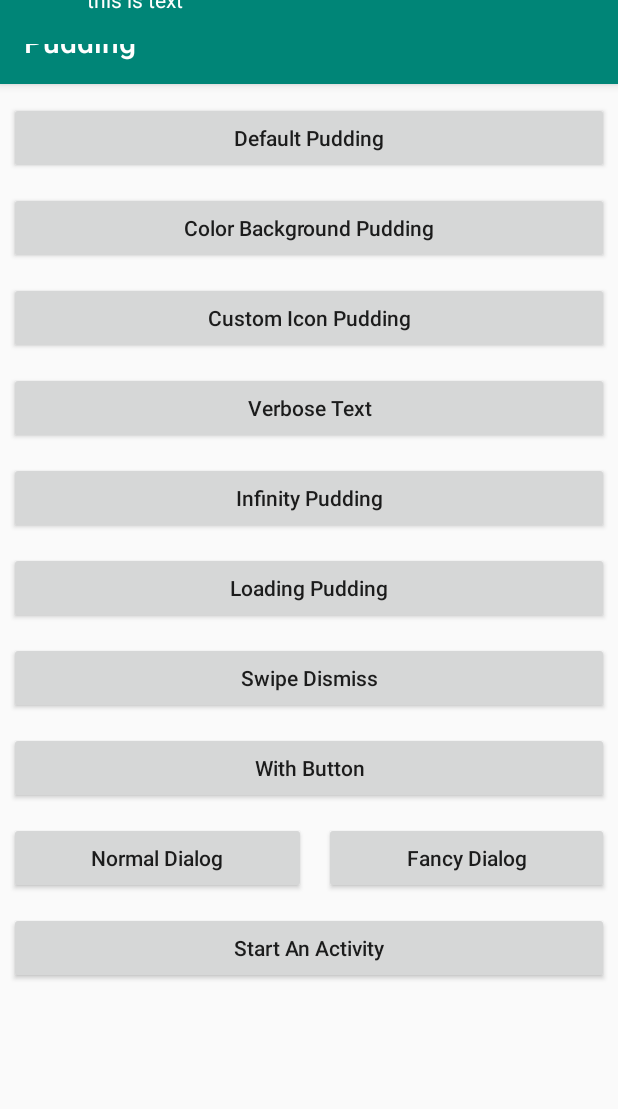
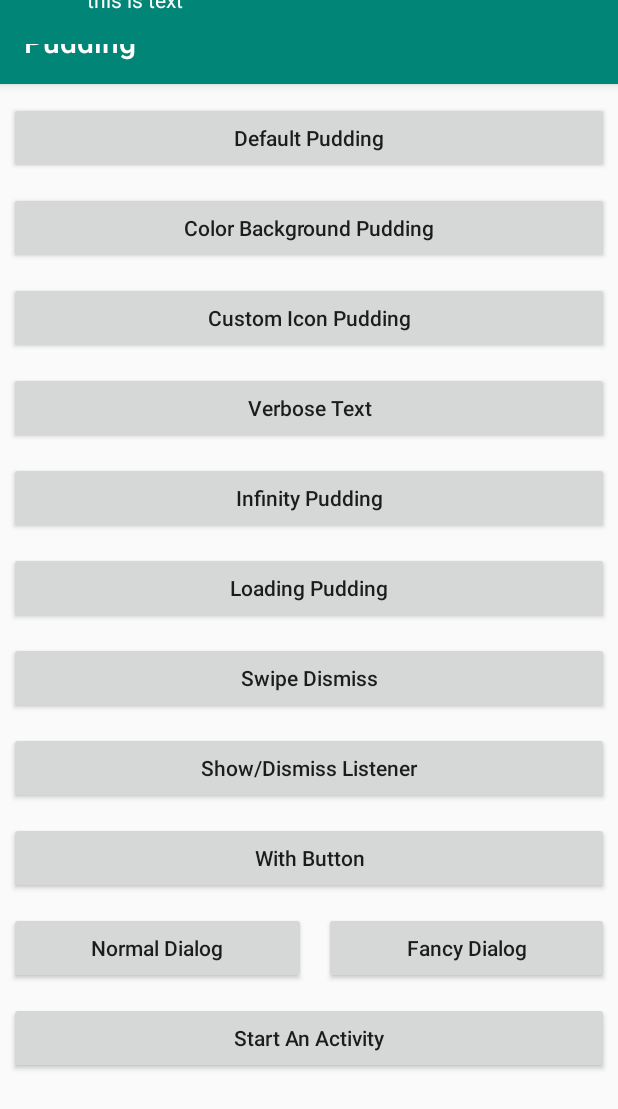
Before and after one commit to o0o0oo00/Pudding, an Android app: the screen it shows after launch (MainActivity), after a tap on "Default Pudding", on a phone screen of 412 x 824 dp. Shown: the top 1109 px of the screen. Run offline under Robolectric (Android 15) with nearby library versions, the phone set to English and light mode, and no system bars.

Commit message:
add onShow/onDismiss listener

```diff
--- a/app/src/main/res/layout/activity_main.xml
+++ b/app/src/main/res/layout/activity_main.xml
@@ -76,6 +76,15 @@
             android:layout_margin="@dimen/small_margin"
             android:layout_width="match_parent"
             android:layout_height="wrap_content"
+            android:text="@string/listener"
+            android:onClick="click9"
+            android:textAllCaps="false"
+    />
+
+    <Button
+            android:layout_margin="@dimen/small_margin"
+            android:layout_width="match_parent"
+            android:layout_height="wrap_content"
             android:text="@string/with_button"
             android:onClick="click7"
             android:textAllCaps="false"
--- a/app/src/main/res/values/strings.xml
+++ b/app/src/main/res/values/strings.xml
@@ -10,6 +10,7 @@
     <string name="start_dialog_fancy">Fancy Dialog</string>
     <string name="loading">Loading Pudding</string>
     <string name="swipe_dismiss">Swipe Dismiss</string>
+    <string name="listener">Show/Dismiss Listener</string>
     <string name="verbose_text_text">This is a verbose text . And has a lot of words . You can see this text is so long . 男人最怕的就是短啊。 所以长一点最好了，我喜欢，^_^</string>
     <string name="with_button">With Button</string>
 </resources>
--- a/pudding/src/main/java/com/zcy/pudding/Choco.kt
+++ b/pudding/src/main/java/com/zcy/pudding/Choco.kt
@@ -41,6 +41,9 @@ class Choco @JvmOverloads constructor(context: Context, attrs: AttributeSet? = n
     private var enabledVibration = false
     private var buttons = ArrayList<Button>()
 
+    private var onShow: (() -> Unit)? = null
+    private var onDismiss: (() -> Unit)? = null
+
     private var onlyOnce = true
 
 
@@ -78,6 +81,7 @@ class Choco @JvmOverloads constructor(context: Context, attrs: AttributeSet? = n
         super.onAttachedToWindow()
         Log.e(TAG, "onAttachedToWindow")
         initConfiguration()
+        onShow?.invoke()
     }
 
     override fun onDetachedFromWindow() {
@@ -98,6 +102,14 @@ class Choco @JvmOverloads constructor(context: Context, attrs: AttributeSet? = n
         }
     }
 
+    fun onShow(onShow: () -> Unit) {
+        this.onShow = onShow
+    }
+
+    fun onDismiss(onDismiss: () -> Unit) {
+        this.onDismiss = onDismiss
+    }
+
     fun hide(removeNow: Boolean = false) {
         if (!this@Choco.isAttachedToWindow) {
             return
@@ -105,6 +117,7 @@ class Choco @JvmOverloads constructor(context: Context, attrs: AttributeSet? = n
         val windowManager = (this.context.getSystemService(Context.WINDOW_SERVICE) as? WindowManager) ?: return
         if (removeNow) {
             if (this@Choco.isAttachedToWindow) {
+                onDismiss?.invoke()
                 windowManager.removeViewImmediate(this@Choco)
             }
             return
@@ -116,6 +129,7 @@ class Choco @JvmOverloads constructor(context: Context, attrs: AttributeSet? = n
         anim.start()
         Handler().postDelayed({
             if (this@Choco.isAttachedToWindow) {
+                onDismiss?.invoke()
                 windowManager.removeViewImmediate(this@Choco)
             }
         }, ANIMATION_DURATION)
--- a/pudding/src/main/java/com/zcy/pudding/Pudding.kt
+++ b/pudding/src/main/java/com/zcy/pudding/Pudding.kt
@@ -1,6 +1,5 @@
 package com.zcy.pudding
 
-import android.app.Activity
 import android.graphics.PixelFormat
 import android.os.Handler
 import android.os.Looper
@@ -99,7 +98,7 @@ class Pudding : LifecycleObserver {
             Log.e(this::class.java.simpleName, "${this} $e")
         }
 
-        private var activityWeakReference: WeakReference<Activity>? = null
+        private var activityWeakReference: WeakReference<AppCompatActivity>? = null
 
         // each Activity hold itself pudding list
         private val puddingMapX: MutableMap<String, Pudding> = mutableMapOf()
```
Also changed, not shown: app/src/main/java/com/zcy/pudding/demo/MainActivity.kt (+14 -0 lines).
